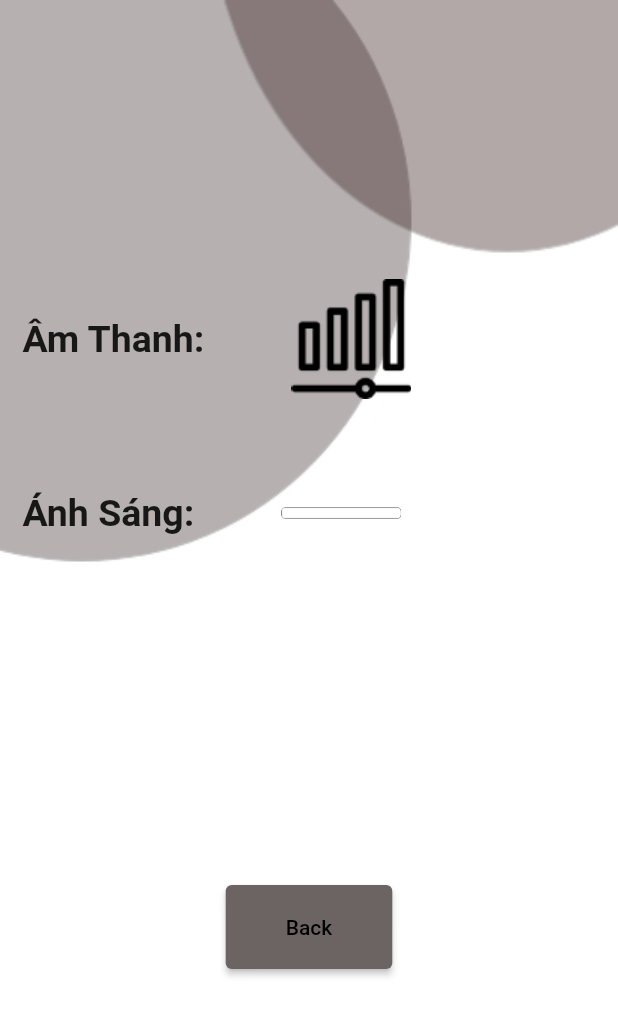
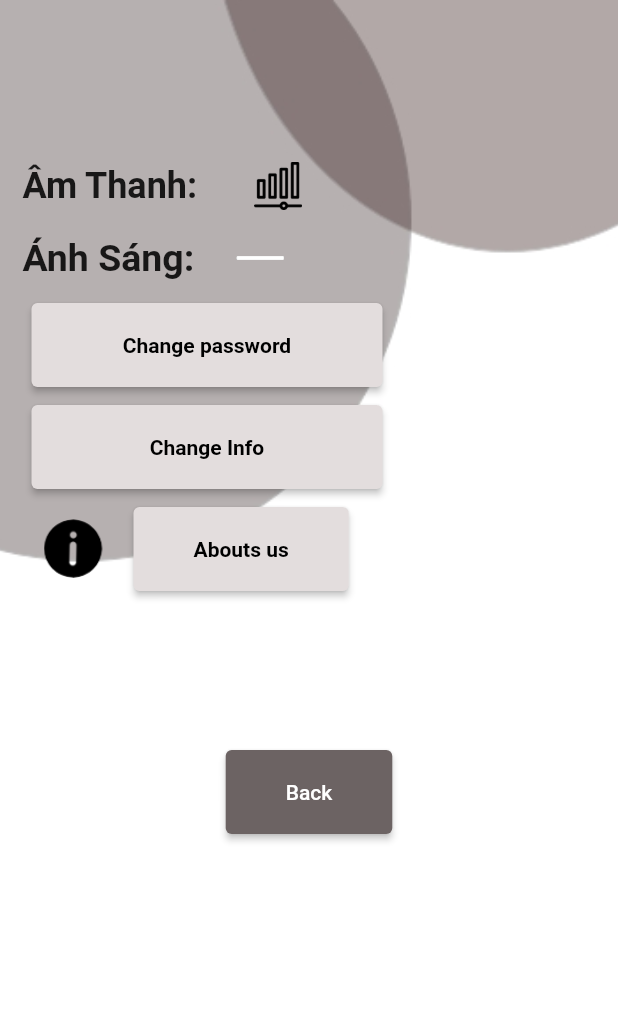
Before and after one commit to tainguyen2304/gameFlutter, a Flutter app: the Setting screen opened directly, on a phone screen of 412 x 824 dp. Shown: the top 1016 px of the screen. Run offline on Flutter 3.47's test engine with Material 2 defaults, Android fonts, the light colour scheme and no system bars; our stand-ins replace percent_indicator.

Commit message:
flow-layout

```diff
--- /dev/null
+++ b/lib/package/Setting.dart
@@ -0,0 +1,163 @@
+import 'package:flutter/material.dart';
+import 'package:game/package/ChangePassword.dart';
+
+class Setting extends StatefulWidget {
+  const Setting({super.key});
+
+  @override
+  State<Setting> createState() => _SettingState();
+}
+
+class _SettingState extends State<Setting> {
+  @override
+  Widget build(BuildContext context) {
+    return Scaffold(
+      body: Container(
+        width: MediaQuery.of(context).size.width,
+        height: MediaQuery.of(context).size.height +
+            MediaQuery.of(context).size.height * 1 / 2,
+        decoration: const BoxDecoration(
+          image: DecorationImage(
+              image: AssetImage("images/h1.jpg"), fit: BoxFit.cover),
+        ),
+        child: Padding(
+          padding: const EdgeInsets.fromLTRB(15.0, 100.0, 15.0, 0),
+          child: Column(
+            // mainAxisAlignment: MainAxisAlignment.center,
+            children: [
+              Row(
+                children: [
+                  const Text(
+                    'Âm Thanh:',
+                    style: TextStyle(
+                      fontWeight: FontWeight.bold,
+                      fontSize: 24,
+                    ),
+                  ),
+                  const SizedBox(
+                    width: 30,
+                  ),
+                  IconButton(
+                    onPressed: () {},
+                    icon: Image.asset("images/volume.png"),
+                    iconSize: 30,
+                  ),
+                ],
+              ),
+              Row(
+                children: [
+                  const Text(
+                    'Ánh Sáng:',
+                    style: TextStyle(
+                      fontWeight: FontWeight.bold,
+                      fontSize: 25,
+                    ),
+                  ),
+                  const SizedBox(
+                    width: 20,
+                  ),
+                  IconButton(
+                    onPressed: () {},
+                    icon: Image.asset("images/icon3.png"),
+                    iconSize: 30,
+                  ),
+                ],
+              ),
+              Row(
+                children: [
+                  Container(
+                    width: MediaQuery.of(context).size.width * 1 / 2 + 40,
+                    padding: const EdgeInsets.all(6),
+                    child: ElevatedButton(
+                        style: const ButtonStyle(
+                            backgroundColor: MaterialStatePropertyAll<Color>(
+                              Color.fromARGB(255, 227, 221, 221),
+                            ),
+                            padding: MaterialStatePropertyAll(
+                                EdgeInsets.fromLTRB(40, 20, 40, 20))),
+                        onPressed: () {
+                          Navigator.pop(context);
+                          Navigator.push(
+                              context,
+                              MaterialPageRoute(
+                                  builder: (context) =>
+                                      const ChangePassword()));
+                        },
+                        child: const Text(
+                          "Change password",
+                          style: TextStyle(fontWeight: FontWeight.bold),
+                        )),
+                  ),
+                ],
+              ),
+              Row(
+                children: [
+                  Container(
+                    width: MediaQuery.of(context).size.width * 1 / 2 + 40,
+                    padding: const EdgeInsets.all(6),
+                    child: ElevatedButton(
+                        style: const ButtonStyle(
+                            backgroundColor: MaterialStatePropertyAll<Color>(
+                              Color.fromARGB(255, 227, 221, 221),
+                            ),
+                            padding: MaterialStatePropertyAll(
+                                EdgeInsets.fromLTRB(40, 20, 40, 20))),
+                        onPressed: () {},
+                        child: const Text(
+                          "Change Info",
+                          style: TextStyle(fontWeight: FontWeight.bold),
+                        )),
+                  ),
+                ],
+              ),
+              Row(
+                children: [
+                  Padding(
+                    padding: const EdgeInsets.all(6),
+                    child: IconButton(
+                      onPressed: () {},
+                      icon: Image.asset("images/information.png"),
+                      iconSize: 40,
+                    ),
+                  ),
+                  Padding(
+                    padding: const EdgeInsets.all(6),
+                    child: ElevatedButton(
+                        style: const ButtonStyle(
+                            backgroundColor: MaterialStatePropertyAll<Color>(
+                              Color.fromARGB(255, 227, 221, 221),
+                            ),
+                            padding: MaterialStatePropertyAll(
+                                EdgeInsets.fromLTRB(40, 20, 40, 20))),
+                        onPressed: () {},
+                        child: const Text(
+                          "Abouts us",
+                          style: TextStyle(fontWeight: FontWeight.bold),
+                        )),
+                  ),
+                ],
+              ),
+              Padding(
+                padding: const EdgeInsets.only(top: 100),
+                child: ElevatedButton(
+                    style: const ButtonStyle(
+                        backgroundColor: MaterialStatePropertyAll<Color>(
+                          Color.fromARGB(255, 108, 99, 99),
+                        ),
+                        padding: MaterialStatePropertyAll(
+                            EdgeInsets.fromLTRB(40, 20, 40, 20))),
+                    onPressed: () {
+                      Navigator.pop(context);
+                    },
+                    child: const Text(
+                      "Back",
+                      style: TextStyle(color: Colors.white),
+                    )),
+              )
+            ],
+          ),
+        ),
+      ),
+    );
+  }
+}
--- a/lib/package/giao_dien_setting.dart
+++ /dev/null
@@ -1,83 +0,0 @@
-import 'package:flutter/material.dart';
-
-class Setting extends StatefulWidget {
-  const Setting({super.key});
-
-  @override
-  State<Setting> createState() => _SettingState();
-}
-
-class _SettingState extends State<Setting> {
-  @override
-  Widget build(BuildContext context) {
-    return Scaffold(
-      body: Container(
-        decoration: const BoxDecoration(
-          image: DecorationImage(
-              image: AssetImage("images/h1.jpg"), fit: BoxFit.cover),
-        ),
-        child: Padding(
-          padding: const EdgeInsets.all(15.0),
-          child: Column(
-            mainAxisAlignment: MainAxisAlignment.center,
-            children: [
-              Row(
-                children: [
-                  const Text(
-                    'Âm Thanh:',
-                    style: TextStyle(
-                      fontWeight: FontWeight.bold,
-                      fontSize: 25,
-                    ),
-                  ),
-                  SizedBox(
-                    width: 50,
-                  ),
-                  IconButton(
-                    onPressed: () {},
-                    icon: Image.asset("images/volume.png"),
-                    iconSize: 80,
-                  ),
-                ],
-              ),
-              SizedBox(
-                height: 20,
-              ),
-              Row(
-                children: [
-                  const Text(
-                    'Ánh Sáng:',
-                    style: TextStyle(
-                      fontWeight: FontWeight.bold,
-                      fontSize: 25,
-                    ),
-                  ),
-                  SizedBox(
-                    width: 50,
-                  ),
-                  IconButton(
-                    onPressed: () {},
-                    icon: Image.asset("images/icon3.png"),
-                    iconSize: 80,
-                  ),
-                ],
-              ),
-              Padding(
-                padding: const EdgeInsets.only(top: 200),
-                child: ElevatedButton(
-                    style: ButtonStyle(
-                        backgroundColor: MaterialStatePropertyAll<Color>(
-                          Color.fromARGB(255, 108, 99, 99),
-                        ),
-                        padding: MaterialStatePropertyAll(
-                            EdgeInsets.fromLTRB(40, 20, 40, 20))),
-                    onPressed: () {},
-                    child: const Text("Back")),
-              )
-            ],
-          ),
-        ),
-      ),
-    );
-  }
-}
```
Also changed, not shown: lib/main.dart (+10 -8 lines), lib/package/ChangePassword.dart (renamed from lib/package/chance_password.dart, +16 -16 lines), lib/package/HomePage.dart (+27 -16 lines), lib/package/InfomationDetail.dart (+57 -11 lines), lib/package/Login.dart (+8 -5 lines), lib/package/chooseAvatar.dart (+10 -43 lines), pubspec.yaml (+4 -3 lines), images/information.png (added), images/rankBk.png (renamed from images/star (1).png), images/rankSliver.png (renamed from images/badge.png), images/rankVang.png (renamed from images/star.png).
